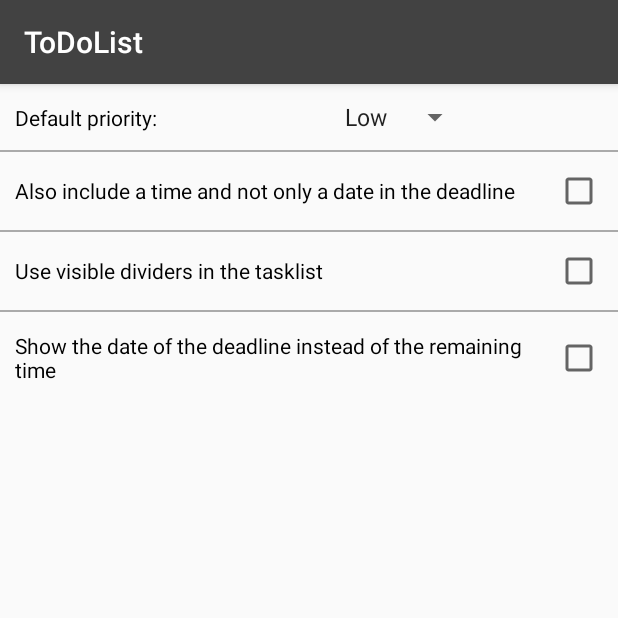
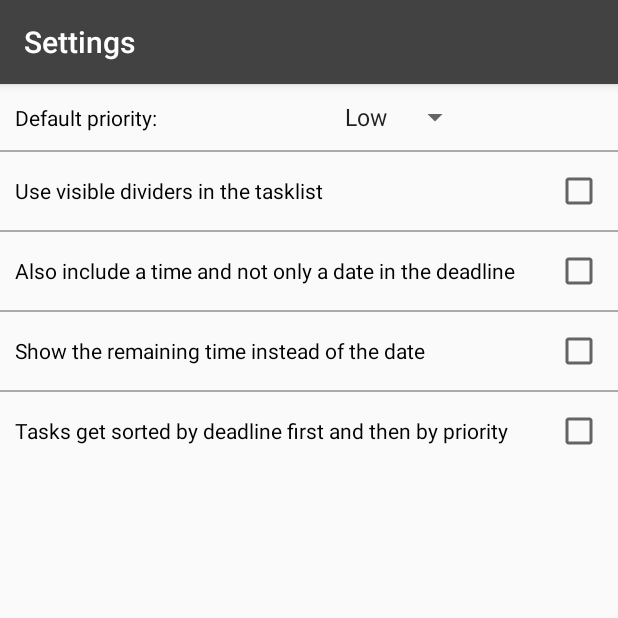
Before and after one commit to korbi98/Simple-ToDoList, an Android app: the screen it shows after launch (Settings), in the options menu, after a tap on "Settings", on a phone screen of 412 x 824 dp, the top half of it. Run offline under Robolectric (Android 15) with nearby library versions, the phone set to English and light mode, and no system bars.

Commit message:
09.05.2017
reworked setDeadline, added additional field to database, that stores if date (time) has been selected or not, minor things

```diff
--- a/app/src/main/AndroidManifest.xml
+++ b/app/src/main/AndroidManifest.xml
@@ -26,7 +26,7 @@
         </activity>
         <activity
             android:name="com.korbi.todolist.ui.AddEditTask"
-            android:label="@string/AddTaskActivityTitle"
+            android:label="@string/add_task_activity_title"
             android:screenOrientation="portrait"/>
         <activity
             android:name="com.korbi.todolist.ui.AboutTheApp"
@@ -39,7 +39,8 @@
 
             </activity>
 
-        <activity android:name="com.korbi.todolist.ui.Settings">
+        <activity android:name="com.korbi.todolist.ui.Settings"
+                    android:label="@string/settings">
 
             <meta-data
                 android:name="android.support.PARENT_ACTIVITY"
--- a/app/src/main/java/com/korbi/todolist/database/TaskDbHelper.java
+++ b/app/src/main/java/com/korbi/todolist/database/TaskDbHelper.java
@@ -32,6 +32,7 @@ public class TaskDbHelper extends SQLiteOpenHelper
     private static final String COL_DONE = "done";
     private static final String COL_DEADLINE = "deadline";
     private static final String COL_PRIORITY = "priority";
+    private static final String COL_TIME_IS_SET = "time_is_set";
 
     private SimpleDateFormat dateFormatter = new SimpleDateFormat("yyyy-MM-dd HH:mm");
 
@@ -45,7 +46,7 @@ public class TaskDbHelper extends SQLiteOpenHelper
     {
         String createTable = "CREATE TABLE " + TASK_TABLE + " ( " + COL_ID + " INTEGER PRIMARY KEY, "
                 + COL_TASK + " TEXT, " + COL_DEADLINE + " TEXT, " + COL_PRIORITY + " INTEGER, "
-                + COL_DONE + " INTEGER NOT NULL)";
+                + COL_DONE + " INTEGER NOT NULL, " + COL_TIME_IS_SET + " INTEGER NOT NULL)";
 
         db.execSQL(createTable);
     }
@@ -65,7 +66,7 @@ public class TaskDbHelper extends SQLiteOpenHelper
         values.put(COL_DONE, task.getState());
         values.put(COL_DEADLINE, dateFormatter.format(task.getDeadline()));
         values.put(COL_PRIORITY, task.getPriority());
-
+        values.put(COL_TIME_IS_SET, task.getTimeIsSet());
 
         db.insert(TASK_TABLE, null, values);
         db.close();
@@ -85,7 +86,8 @@ public class TaskDbHelper extends SQLiteOpenHelper
             do
             {
                 Task task = new Task(cursor.getInt(0), cursor.getString(1),
-                        parseDate(cursor.getString(2)), cursor.getInt(3), cursor.getInt(4));
+                        parseDate(cursor.getString(2)), cursor.getInt(3), cursor.getInt(4),
+                        cursor.getInt(5));
 
                 taskList.add(task);
             } while (cursor.moveToNext());
@@ -108,7 +110,8 @@ public class TaskDbHelper extends SQLiteOpenHelper
             do
             {
                 Task task = new Task(cursor.getInt(0), cursor.getString(1),
-                        parseDate(cursor.getString(2)), cursor.getInt(3), cursor.getInt(4));
+                        parseDate(cursor.getString(2)), cursor.getInt(3), cursor.getInt(4),
+                        cursor.getInt(5));
 
                 taskList.add(task);
             } while (cursor.moveToNext());
@@ -126,6 +129,7 @@ public class TaskDbHelper extends SQLiteOpenHelper
         values.put(COL_DONE, task.getState());
         values.put(COL_PRIORITY, task.getPriority());
         values.put(COL_DEADLINE, dateFormatter.format(task.getDeadline()));
+        values.put(COL_TIME_IS_SET, task.getTimeIsSet());
 
         return db.update(TASK_TABLE, values, COL_ID + " =?",
                 new String[] { String.valueOf(task.getId()) });
--- a/app/src/main/java/com/korbi/todolist/ui/MainActivity.java
+++ b/app/src/main/java/com/korbi/todolist/ui/MainActivity.java
@@ -96,12 +96,12 @@ public class MainActivity extends AppCompatActivity //TODO create own Icon
 
         undoDeleteSnack = Snackbar
                 .make(findViewById(R.id.coordinatorlayout), "", Snackbar.LENGTH_LONG)
-                .setAction(R.string.undoDelete, new View.OnClickListener()
+                .setAction(R.string.undo_delete, new View.OnClickListener()
                 {
                     @Override
                     public void onClick(View v)
                     {
-                        Toast.makeText(getApplicationContext(), "UNDO pressed", Toast.LENGTH_LONG).show();
+                        Toast.makeText(getApplicationContext(), getString(R.string.undo_pressed), Toast.LENGTH_LONG).show();
                         for (Task t : undoTaskItems)
                         {
                             taskItems.add(t);
@@ -130,6 +130,13 @@ public class MainActivity extends AppCompatActivity //TODO create own Icon
             }
         });
 
+        if (settings.getBoolean(Settings.INCLUDE_TIME_SETTING, false))
+        {
+            for (Task t : taskItems)
+            {
+                if (t.getTimeIsSet() == Task.DATE_AND_TIME) t.setTimeIsSet(Task.JUST_DATE);
+            }
+        }
 
         updateWidget();
     }
@@ -141,6 +148,16 @@ public class MainActivity extends AppCompatActivity //TODO create own Icon
         updateWidget();
         if(taskItems.size() == 0) emptylist.setVisibility(View.VISIBLE);
         else emptylist.setVisibility(View.GONE);
+
+        if (settings.getBoolean(Settings.INCLUDE_TIME_SETTING, false))
+        {
+            for (Task t : taskItems)
+            {
+                if (t.getTimeIsSet() == Task.DATE_AND_TIME) t.setTimeIsSet(Task.JUST_DATE);
+            }
+        }
+
+        adapter.sort();
     }
 
     @Override
@@ -394,11 +411,11 @@ public class MainActivity extends AppCompatActivity //TODO create own Icon
     {
         if (undoTaskItems.size() == 1)
         {
-            undoDeleteSnack.setText(R.string.oneTaskDeleted);
+            undoDeleteSnack.setText(R.string.one_task_deleted);
         }
         else
         {
-            undoDeleteSnack.setText(String.format(getString(R.string.multipleTasksDeleted),
+            undoDeleteSnack.setText(String.format(getString(R.string.multiple_tasks_deleted),
                                                             undoTaskItems.size()));
         }
     }
--- a/app/src/main/java/com/korbi/todolist/ui/Settings.java
+++ b/app/src/main/java/com/korbi/todolist/ui/Settings.java
@@ -21,12 +21,14 @@ public class Settings extends AppCompatActivity
     public static final String INCLUDE_TIME_SETTING = "createEventSetting";
     public static final String SET_DIVIDERS = "dividers";
     public static final String STANDARD_PRIORITY_SETTING = "standartPriority";
-    public static final String DATE_INSTEAD_OF_REMAINING_TIME = "dateortime";
+    public static final String REMAINING_TIME_INSTEAD_OF_DATE = "dateortime";
     public static final String PREVIOUS_PRIORITY = "previouspriority";
+    public static final String DEADLINE_FIRST = "deadlinefirst";
 
     private CheckBox includeTimeCheckBox;
     private CheckBox setDividers;
     private CheckBox dateOrTime;
+    private CheckBox deadlineFirst;
     private Spinner defaultPriority;
 
     private SharedPreferences settings = MainActivity.settings;
@@ -43,11 +45,13 @@ public class Settings extends AppCompatActivity
         includeTimeCheckBox = (CheckBox) findViewById(R.id.IncludeTimeInDeadline);
         setDividers = (CheckBox) findViewById(R.id.setDividersCheckbox);
         dateOrTime = (CheckBox) findViewById(R.id.dateOrTimeCheckbox);
+        deadlineFirst = (CheckBox) findViewById(R.id.deadline_before_priority);
         defaultPriority = (Spinner) findViewById(R.id.defaultPrioritySpinner);
 
         includeTimeCheckBox.setChecked(settings.getBoolean(INCLUDE_TIME_SETTING, false));
         setDividers.setChecked(settings.getBoolean(SET_DIVIDERS, false));
-        dateOrTime.setChecked(settings.getBoolean(DATE_INSTEAD_OF_REMAINING_TIME, false));
+        dateOrTime.setChecked(settings.getBoolean(REMAINING_TIME_INSTEAD_OF_DATE, false));
+        deadlineFirst.setChecked(settings.getBoolean(DEADLINE_FIRST, false));
         defaultPriority.setSelection(settings.getInt(STANDARD_PRIORITY_SETTING, 0));
 
     }
@@ -82,7 +86,8 @@ public class Settings extends AppCompatActivity
     {
         editor.putBoolean(INCLUDE_TIME_SETTING, includeTimeCheckBox.isChecked());
         editor.putBoolean(SET_DIVIDERS, setDividers.isChecked());
-        editor.putBoolean(DATE_INSTEAD_OF_REMAINING_TIME, dateOrTime.isChecked());
+        editor.putBoolean(REMAINING_TIME_INSTEAD_OF_DATE, dateOrTime.isChecked());
+        editor.putBoolean(DEADLINE_FIRST, deadlineFirst.isChecked());
         editor.putInt(STANDARD_PRIORITY_SETTING, defaultPriority.getSelectedItemPosition());
         editor.commit();
         MainActivity.adapter.notifyDataSetChanged();
--- a/app/src/main/res/layout/activity_settings.xml
+++ b/app/src/main/res/layout/activity_settings.xml
@@ -16,7 +16,7 @@
         <TextView
             android:layout_width="wrap_content"
             android:layout_height="wrap_content"
-            android:text="@string/StandardPriorityLabel"
+            android:text="@string/default_priority_label"
             android:textColor="@android:color/black"/>
 
         <Spinner
@@ -27,12 +27,41 @@
             android:gravity="right"
             android:layout_marginRight="-10dp"
             android:entries="@array/default_priority"
-            android:prompt="@string/StandardPriorityLabel"/>
+            android:prompt="@string/default_priority_label"/>
 
     </LinearLayout>
 
     <View
         android:id="@+id/view"
+        android:layout_width="match_parent"
+        android:layout_height="1dp"
+        android:layout_gravity="bottom"
+        android:background="@android:color/darker_gray" />
+
+    <LinearLayout
+        android:layout_width="match_parent"
+        android:layout_height="wrap_content"
+        android:layout_margin="10dp"
+        android:orientation="horizontal">
+
+        <TextView
+            android:layout_width="match_parent"
+            android:layout_height="match_parent"
+            android:layout_weight="1"
+            android:gravity="center_vertical"
+            android:text="@string/set_divider_checkbox"
+            android:textAlignment="gravity"
+            android:textColor="@android:color/black" />
+
+        <CheckBox
+            android:id="@+id/setDividersCheckbox"
+            android:layout_width="wrap_content"
+            android:layout_height="match_parent" />
+
+    </LinearLayout>
+
+    <View
+        android:id="@+id/view3"
         android:layout_width="match_parent"
         android:layout_height="1dp"
         android:layout_gravity="bottom"
@@ -48,7 +77,7 @@
             android:layout_width="match_parent"
             android:layout_height="match_parent"
             android:layout_weight="1"
-            android:text="@string/IncludeTimeInDeadline"
+            android:text="@string/include_time_in_deadline"
             android:textAlignment="gravity"
             android:gravity="center_vertical"
             android:textColor="@android:color/black"/>
@@ -71,26 +100,26 @@
         android:layout_width="match_parent"
         android:layout_height="wrap_content"
         android:orientation="horizontal"
-        android:layout_margin="10dp">
+        android:layout_margin="10dp"
+        >
 
         <TextView
             android:layout_width="match_parent"
             android:layout_height="match_parent"
-            android:text="@string/setDividersCheckbox"
+            android:text="@string/date_or_remaining_time"
             android:layout_weight="1"
             android:textAlignment="gravity"
             android:gravity="center_vertical"
             android:textColor="@android:color/black"/>
 
         <CheckBox
-            android:id="@+id/setDividersCheckbox"
+            android:id="@+id/dateOrTimeCheckbox"
             android:layout_width="wrap_content"
             android:layout_height="match_parent" />
 
     </LinearLayout>
 
     <View
-        android:id="@+id/view2"
         android:layout_width="match_parent"
         android:layout_height="1dp"
         android:layout_gravity="bottom"
@@ -106,14 +135,14 @@
         <TextView
             android:layout_width="match_parent"
             android:layout_height="match_parent"
-            android:text="@string/DateOrRemainingTime"
+            android:text="@string/deadline_before_priority"
             android:layout_weight="1"
             android:textAlignment="gravity"
             android:gravity="center_vertical"
             android:textColor="@android:color/black"/>
 
         <CheckBox
-            android:id="@+id/dateOrTimeCheckbox"
+            android:id="@+id/deadline_before_priority"
             android:layout_width="wrap_content"
             android:layout_height="match_parent" />
 
--- a/app/src/main/res/values/strings.xml
+++ b/app/src/main/res/values/strings.xml
@@ -1,45 +1,49 @@
 <resources>
     <string name="app_name">ToDoList</string>
-    <string name="action_settings">Settings</string>
-    <string name="action_clear_completed_tasks">Clear</string>
+
+    <string name="action_clear_completed_tasks" translatable="false">Clear</string>
     <string name="confirm_message">All completed Tasks will be deleted!</string>
     <string name="yes">yes</string>
     <string name="no">no</string>
     <string name="about">About</string>
-    <string name="AddTaskActivityTitle">Add new task</string>
-    <string name="AboutAppName">About app</string>
-    <string name="AppInfo">A Simple, yet powerful app to manage your everyday life.
+    <string name="add_task_activity_title">Add new task</string>
+
+    <string name="app_info">A Simple, yet powerful app to manage your everyday life.
         \nIf you like the app, please consider rating it on the Playstore and sharing
-        it with your friends. \n \nSourcecode:\nhttps://github.com/korbi98/ToDoList
-        </string>
-    <string name="contact_me">Contact me: korbinianmoser98@gmail.com</string>
-    <string name="rateAppButton">Rate this App</string>
-    <string name="DonateButton">Make a small Donation</string>
-    <string name="ConfirmTasks" translatable="false">OK</string>
-    <string name="setDateBtn">Set</string>
-    <string name="daysTillDeadline" translatable="false">d</string>
-    <string name="hoursTillDeadline" translatable="false">h</string>
+        it with your friends.</string>
+    <string name="contact_me">Contact me: info@korbinian-moser.de</string>
+    <string name="rate_app_button">Rate this App</string>
+    <string name="donate_button" translatable="false">Make a small Donation</string>
+    <string name="confirm_tasks" translatable="false">OK</string>
+    <string name="set_date_btn">Set</string>
+    <string name="days_till_deadline" translatable="false">d</string>
+    <string name="hours_till_deadline" translatable="false">h</string>
     <string name="settings">Settings</string>
-    <string name="IncludeTimeInDeadline">Also include a time and not only a date in the deadline</string>
-    <string name="EventCheckBox">Store in calendar</string>
-    <string name="EmptyNameErrorMessage">The name of the task cannot be empty</string>
-    <string name="PriorityLabel">Priority:</string>
+    <string name="include_time_in_deadline">Also include a time and not only a date in the deadline</string>
+    <string name="event_checkbox">Store in calendar</string>
+    <string name="empty_name_error">The name of the task cannot be empty</string>
+    <string name="priority_label">Priority:</string>
     <string name="low">Low</string>
     <string name="normal">Normal</string>
     <string name="high">High</string>
-    <string name="SetDeadlineLabel">Deadline:</string>
-    <string name="resetDateBtn">Reset</string>
-    <string name="StandardPriorityLabel">Default priority:</string>
-    <string name="wrongtime">Time is in the past.\nTime has been set to one hour from now</string>
-    <string name="oneTaskDeleted">Deleted one task!</string>
-    <string name="undoDelete">UNDO</string>
-    <string name="setDividersCheckbox">Use visible dividers in the tasklist</string>
-    <string name="add_widget">Add widget</string>
-    <string name="DateOrRemainingTime">Show the date of the deadline instead of the remaining time</string>
+    <string name="set_deadline_label">Deadline:</string>
+    <string name="reset_deadline_btn">Reset</string>
+    <string name="default_priority_label">Default priority:</string>
+    <string name="wrong_time">Time is in the past.\nTime has been set to one hour from now</string>
+    <string name="one_task_deleted">Deleted one task!</string>
+    <string name="undo_delete">UNDO</string>
+    <string name="set_divider_checkbox">Use visible dividers in the tasklist</string>
+    <string name="add_widget" translatable="false">Add widget</string>
+    <string name="date_or_remaining_time">Show the remaining time instead of the date</string>
     <string name="today">today</string>
     <string name="empty_list">Create new tasks by tapping the button below \\nTo delete tasks swipe from right to left</string>
-    <string name="multipleTasksDeleted">Deleted %d tasks!</string>
+    <string name="multiple_tasks_deleted">Deleted %d tasks!</string>
     <string name="new_task_hint">New task</string>
+    <string name="undo_pressed">UNDO pressed</string>
+    <string name="deadline_before_priority">Tasks get sorted by deadline first and then by priority</string>
+    <string name="tomorow">tomorow</string>
+    <string name="sourcecode">Sourcecode:</string>
+    <string name="github_link" translatable="false">https://github.com/korbi98/ToDoList/tree/master</string>
 
     <string-array name="default_priority">
 
```
Also changed, not shown: app/src/main/java/com/korbi/todolist/logic/Task.java (+16 -1 lines), app/src/main/java/com/korbi/todolist/logic/ToDoListRecyclerAdapter.java (+62 -50 lines), app/src/main/java/com/korbi/todolist/ui/AddEditTask.java (+29 -23 lines), app/src/main/java/com/korbi/todolist/widget/TaskWidgetProvider.java (+69 -50 lines), app/src/main/res/layout/activity_about_the_app.xml (+18 -4 lines), app/src/main/res/layout/activity_add_edit_task.xml (+5 -5 lines), 1 other file.
